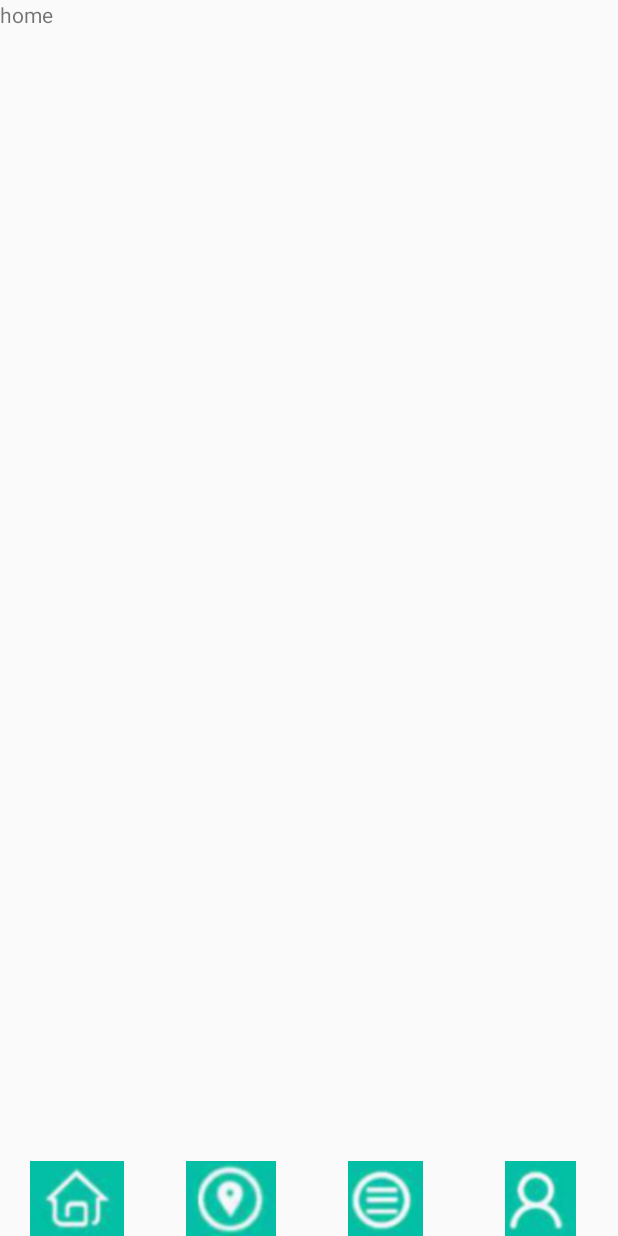
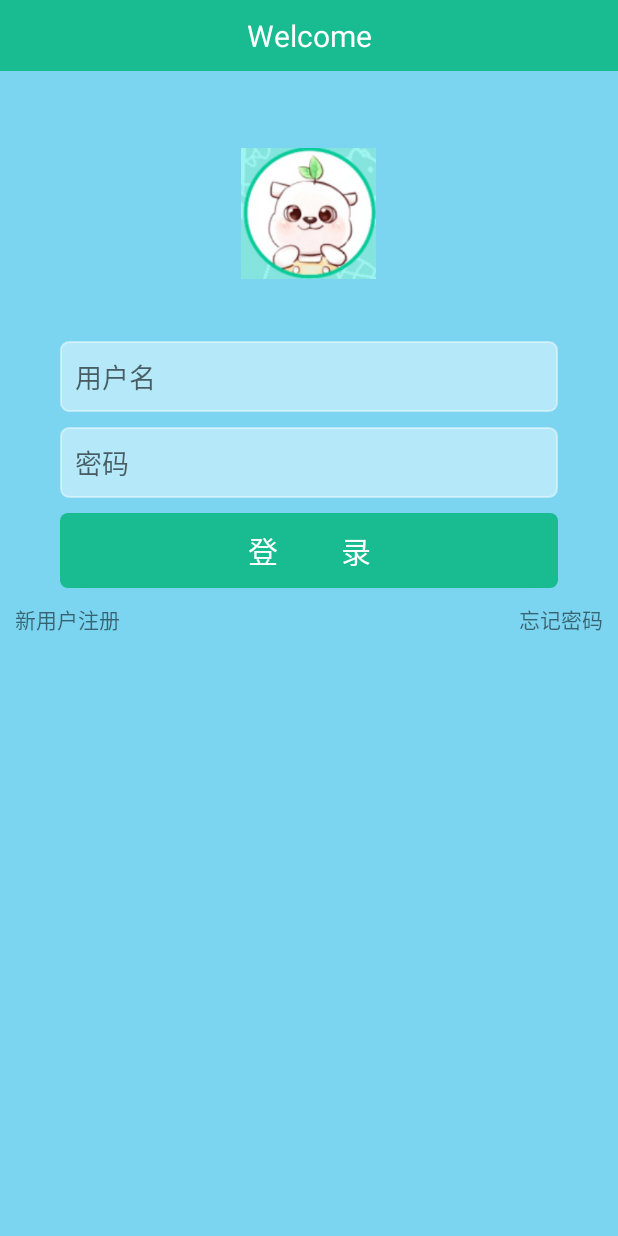
Before and after one commit to Anthony-4926/forestMuseum3, an Android app: the screen it shows after launch (MainActivity before the commit, LoginActivity after it), on a phone screen of 412 x 824 dp. Run offline under Robolectric (Android 15) with nearby library versions, the phone set to English and light mode, and no system bars.

Commit message:
2019/3/28 login页面搭建基本完成

```diff
--- a/app/build.gradle
+++ b/app/build.gradle
@@ -23,6 +23,7 @@
     implementation 'com.android.support:appcompat-v7:28.0.0'
     implementation 'com.android.support.constraint:constraint-layout:1.1.3'
     implementation 'com.android.support:support-v4:28.0.0'
+    implementation 'com.android.support:design:28.0.0'
     testImplementation 'junit:junit:4.12'
     androidTestImplementation 'com.android.support.test:runner:1.0.2'
     androidTestImplementation 'com.android.support.test.espresso:espresso-core:3.0.2'
--- a/app/src/main/AndroidManifest.xml
+++ b/app/src/main/AndroidManifest.xml
@@ -1,6 +1,11 @@
 <?xml version="1.0" encoding="utf-8"?>
 <manifest xmlns:android="http://schemas.android.com/apk/res/android"
     package="com.forestmuseum">
+
+    <!-- To auto-complete the email text field in the login form with the user's emails -->
+    <uses-permission android:name="android.permission.GET_ACCOUNTS" />
+    <uses-permission android:name="android.permission.READ_PROFILE" />
+    <uses-permission android:name="android.permission.READ_CONTACTS" />
 
     <application
         android:allowBackup="true"
@@ -9,9 +14,7 @@
         android:roundIcon="@mipmap/ic_launcher_round"
         android:supportsRtl="true"
         android:theme="@style/AppTheme">
-        <activity android:name=".MainActivity">
-
-        </activity>
+        <activity android:name=".MainActivity" />
         <activity android:name=".LaunchActitity">
             <intent-filter>
                 <action android:name="android.intent.action.MAIN" />
@@ -19,6 +22,9 @@
                 <category android:name="android.intent.category.LAUNCHER" />
             </intent-filter>
         </activity>
+        <activity android:name=".LoginActivity">
+
+        </activity>
     </application>
 
 </manifest>
--- a/app/src/main/java/com/forestmuseum/LaunchActitity.java
+++ b/app/src/main/java/com/forestmuseum/LaunchActitity.java
@@ -15,7 +15,8 @@
         new Handler().postDelayed(new Runnable() {
             @Override
             public void run() {
-                startActivity(new Intent(LaunchActitity.this,MainActivity.class));
+                //startActivity(new Intent(LaunchActitity.this,MainActivity.class));
+                startActivity(new Intent(LaunchActitity.this, LoginActivity.class));
                 LaunchActitity.this.finish();
             }
         },time);
--- /dev/null
+++ b/app/src/main/java/com/forestmuseum/LoginActivity.java
@@ -0,0 +1,29 @@
+package com.forestmuseum;
+
+import android.app.Activity;
+import android.support.annotation.Nullable;
+import android.support.v7.app.AppCompatActivity;
+import android.os.Bundle;
+import android.view.View;
+import android.widget.Button;
+import android.widget.EditText;
+
+public class LoginActivity extends Activity {
+    private String userName;
+    private String password;
+    @Override
+    protected void onCreate(@Nullable Bundle savedInstanceState) {
+        super.onCreate(savedInstanceState);
+        setContentView(R.layout.activity_login);
+        Button btn = findViewById(R.id.loginButton);
+        btn.setOnClickListener(new View.OnClickListener() {
+            @Override
+            public void onClick(View v) {
+                userName = ((EditText)findViewById(R.id.userName)).getText().toString();
+                password = ((EditText)findViewById(R.id.password)).getText().toString();
+                System.out.println("用户名是："+userName);
+                System.out.println("密码是："+password);
+            }
+        });
+    }
+}
--- /dev/null
+++ b/app/src/main/res/drawable/eidt_text_shape.xml
@@ -0,0 +1,11 @@
+<?xml version="1.0" encoding="utf-8"?>
+<shape xmlns:android="http://schemas.android.com/apk/res/android">
+    <solid android:color="#6fffffff"/>
+    <corners android:radius="5dp"/>
+
+    <stroke android:color="#6fffffff"
+        android:width="2px" />
+    <padding android:bottom="10dp"
+        android:top="10dp"
+        android:left="10dp"></padding>
+</shape>
--- /dev/null
+++ b/app/src/main/res/drawable/login_button_shape.xml
@@ -0,0 +1,18 @@
+<?xml version="1.0" encoding="UTF-8"?>
+<shape
+    xmlns:android="http://schemas.android.com/apk/res/android"
+    android:shape="rectangle">
+    <!-- 填充的颜色 -->
+    <solid android:color="#19bc90" />
+    <!-- 设置按钮的四个角为弧形 -->
+    <!-- android:radius 弧形的半径 -->
+    <corners android:radius="5dp" />
+
+    <!-- padding：Button里面的文字与Button边界的间隔 -->
+    <padding
+        android:left="10dp"
+        android:top="10dp"
+        android:right="10dp"
+        android:bottom="10dp"
+        />
+</shape>
--- a/app/src/main/res/layout/activity_launch_actitity.xml
+++ b/app/src/main/res/layout/activity_launch_actitity.xml
@@ -5,10 +5,9 @@
     android:layout_height="match_parent"
     tools:context=".LaunchActitity">
 
-    <TextView
-        android:layout_width="wrap_content"
-        android:layout_height="wrap_content"
-        android:text="我是起始页"
-        android:textSize="50dp"/>
+    <ImageView
+        android:layout_width="match_parent"
+        android:layout_height="match_parent"
+        android:src="@drawable/launch"/>
 
 </android.support.constraint.ConstraintLayout>
--- /dev/null
+++ b/app/src/main/res/layout/activity_login.xml
@@ -0,0 +1,87 @@
+<?xml version="1.0" encoding="utf-8"?>
+<LinearLayout xmlns:android="http://schemas.android.com/apk/res/android"
+    xmlns:tools="http://schemas.android.com/tools"
+    android:id="@+id/login"
+    android:layout_width="match_parent"
+    android:layout_height="match_parent"
+    android:orientation="vertical"
+    android:background="#7bd5f1"
+    tools:context=".LoginActivity">
+    <TextView
+        android:layout_width="match_parent"
+        android:layout_height="wrap_content"
+        android:text="Welcome"
+        android:textSize="20dp"
+        android:padding="10dp"
+        android:gravity="center_horizontal"
+        android:background="#19bc90"
+        android:textColor="#ffffff"/>
+
+    <ImageView
+
+        android:layout_width="90dp"
+        android:layout_height="90dp"
+        android:layout_gravity="center_horizontal"
+        android:layout_marginTop="50dp"
+        android:layout_marginBottom="40dp"
+        android:src="@drawable/head"/>
+    <EditText
+        android:id="@+id/userName"
+        android:layout_width="match_parent"
+        android:layout_height="wrap_content"
+        android:layout_marginLeft="40dp"
+        android:layout_marginRight="40dp"
+        android:layout_marginBottom="10dp"
+        android:paddingRight="40dp"
+        android:singleLine="true"
+        android:background="@drawable/eidt_text_shape"
+        android:hint="用户名"/>
+
+    <EditText
+        android:id="@+id/password"
+        android:layout_width="match_parent"
+        android:layout_height="wrap_content"
+        android:layout_marginLeft="40dp"
+        android:layout_marginRight="40dp"
+        android:layout_marginBottom="10dp"
+        android:paddingRight="40dp"
+
+        android:singleLine="true"
+        android:background="@drawable/eidt_text_shape"
+        android:hint="密码"/>
+
+    <Button
+        android:id="@+id/loginButton"
+        android:layout_width="match_parent"
+        android:layout_height="wrap_content"
+        android:text="登         录"
+        android:textSize="20sp"
+        android:layout_marginLeft="40dp"
+        android:layout_marginRight="40dp"
+        android:background="@drawable/login_button_shape"
+        android:textColor="#ffffff"
+        />
+
+    <LinearLayout
+        android:layout_width="match_parent"
+        android:layout_height="wrap_content"
+        android:padding="10dp">
+        <TextView
+            android:id="@+id/regist"
+            android:layout_width="wrap_content"
+            android:layout_height="wrap_content"
+            android:text="新用户注册"/>
+        <TextView
+            android:layout_width="wrap_content"
+            android:layout_height="wrap_content"
+            android:layout_weight="1"/>
+
+        <TextView
+            android:id="@+id/forgetPassword"
+            android:layout_width="wrap_content"
+            android:layout_height="wrap_content"
+            android:text="忘记密码"
+            />
+    </LinearLayout>
+
+</LinearLayout>
--- /dev/null
+++ b/app/src/main/res/values/dimens.xml
@@ -0,0 +1,5 @@
+<resources>
+    <!-- Default screen margins, per the Android Design guidelines. -->
+    <dimen name="activity_horizontal_margin">16dp</dimen>
+    <dimen name="activity_vertical_margin">16dp</dimen>
+</resources>
--- a/app/src/main/res/values/strings.xml
+++ b/app/src/main/res/values/strings.xml
@@ -3,4 +3,17 @@
 
     <!-- TODO: Remove or change this placeholder text -->
     <string name="hello_blank_fragment">Hello blank fragment</string>
+    <string name="title_activity_login">Sign in</string>
+    <!-- Strings related to login -->
+    <string name="prompt_email">Email</string>
+    <string name="prompt_password">Password (optional)</string>
+    <string name="action_sign_in">Sign in or register</string>
+    <string name="action_sign_in_short">Sign in</string>
+    <string name="error_invalid_email">This email address is invalid</string>
+    <string name="error_invalid_password">This password is too short</string>
+    <string name="error_incorrect_password">This password is incorrect</string>
+    <string name="error_field_required">This field is required</string>
+    <string name="permission_rationale">"Contacts permissions are needed for providing email
+        completions."
+    </string>
 </resources>
```
Also changed, not shown: app/src/main/res/drawable/head.png (added).
